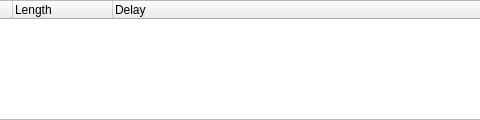
Old version of the form ui/subtitlefilelistwidget.ui in the repository MINIXJR/TTCut-ng; both pictures show x 120 to 600 and y 0 to 120 of the 800 by 120 pixel window.
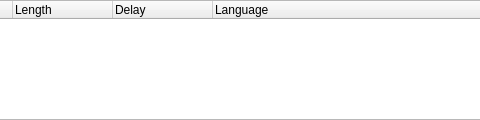
New version of the form. Icons and pictures are not drawn.

Commit message:
Add empty stretch column to all TreeView widgets
Prevents the last data column from stretching across the full width
on wide monitors. Qt's default stretchLastSection behavior now expands
the empty column instead, keeping data columns compact.

```diff
--- a/ui/subtitlefilelistwidget.ui
+++ b/ui/subtitlefilelistwidget.ui
@@ -250,6 +250,16 @@
        <string>Delay</string>
       </property>
      </column>
+     <column>
+      <property name="text">
+       <string>Language</string>
+      </property>
+     </column>
+     <column>
+      <property name="text">
+       <string notr="true"/>
+      </property>
+     </column>
     </widget>
    </item>
   </layout>
```
The commit also changes 4 other files.
